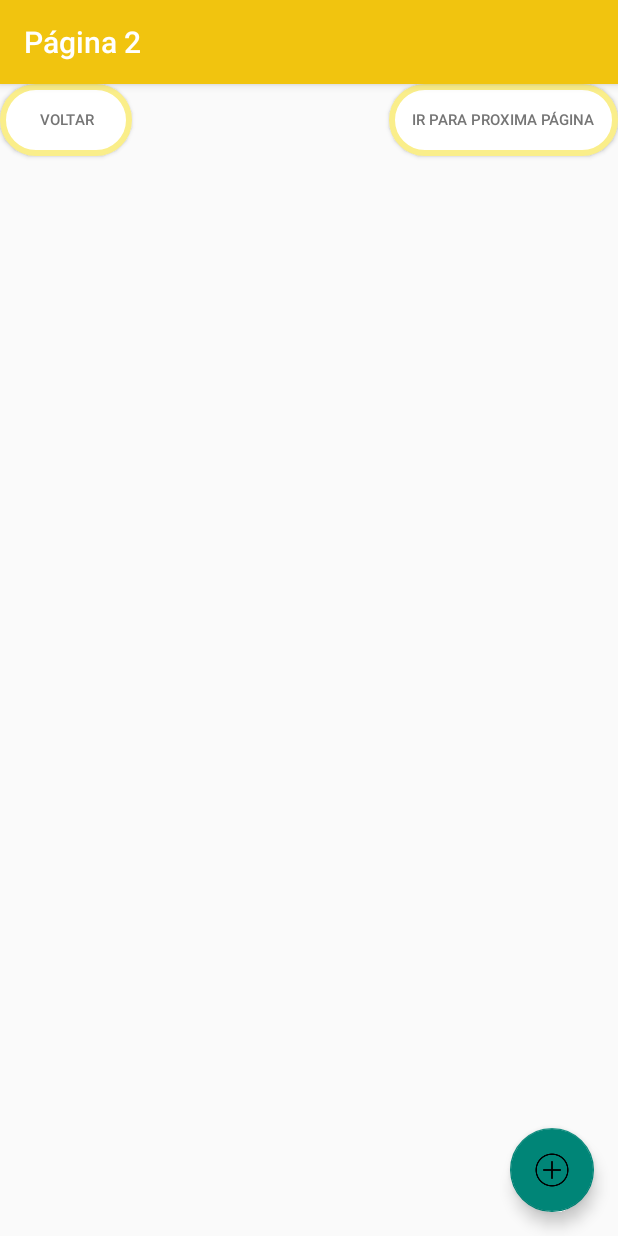
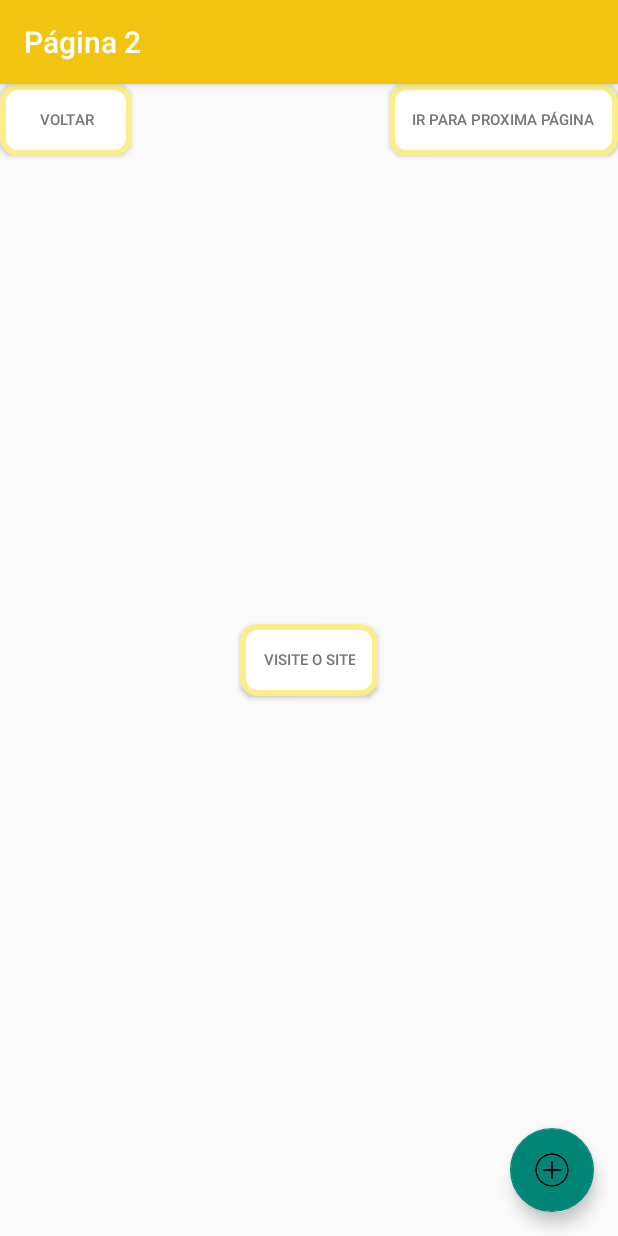
Before and after one commit to mehvitor/Atividade-Reflexiva, an Android app: the screen it shows after launch (MainActivity2), after a tap on "IR PARA PROXIMA PÁGINA", on a phone screen of 412 x 824 dp. Run offline under Robolectric (Android 15) with nearby library versions, the phone set to English and light mode, and no system bars; our stand-ins replace navigation-ui.

Commit message:
Modifiquei alguns botões, adicionei o icone de "meu perfil" e adicionei um botão que leva a URL do site

```diff
--- a/app/src/main/java/vitortellesescame/com/atividadereflexiva/MainActivity.java
+++ b/app/src/main/java/vitortellesescame/com/atividadereflexiva/MainActivity.java
@@ -46,7 +46,6 @@ public class MainActivity extends AppCompatActivity {
         });
 
 
-
         Button btn1 = findViewById(R.id.botao1);
         btn1.setOnClickListener(new View.OnClickListener() {
             @Override
@@ -66,6 +65,7 @@ public class MainActivity extends AppCompatActivity {
     }
 
 
+
     @Override
     public boolean onOptionsItemSelected(MenuItem item) {
         // Handle action bar item clicks here. The action bar will
@@ -75,7 +75,7 @@ public class MainActivity extends AppCompatActivity {
 
         //noinspection SimplifiableIfStatement
         if (id == R.id.action_settings) {
-            return true;
+            Toast.makeText(this, "Você acessou as configurações", Toast.LENGTH_SHORT).show();
         }
 
         if (id == R.id.nome) {
@@ -90,6 +90,9 @@ public class MainActivity extends AppCompatActivity {
             Toast.makeText(this, "Você inseriu seu CPF", Toast.LENGTH_SHORT).show();
         }
 
+        if (id == R.id.conta) {
+            Toast.makeText(this, "Minha Conta", Toast.LENGTH_SHORT).show();
+        }
 
         return super.onOptionsItemSelected(item);
     }
--- a/app/src/main/java/vitortellesescame/com/atividadereflexiva/MainActivity2.java
+++ b/app/src/main/java/vitortellesescame/com/atividadereflexiva/MainActivity2.java
@@ -1,6 +1,7 @@
 package vitortellesescame.com.atividadereflexiva;
 
 import android.content.Intent;
+import android.net.Uri;
 import android.os.Bundle;
 
 import com.google.android.material.snackbar.Snackbar;
@@ -50,6 +51,16 @@ public class MainActivity2 extends AppCompatActivity {
             }
         });
 
+        Button btncentral = findViewById(R.id.botaocentral);
+
+        btncentral.setOnClickListener(new View.OnClickListener() {
+            @Override
+            public void onClick(View v) {
+                Intent browserIntent = new Intent(Intent.ACTION_VIEW, Uri.parse("https://fazumpedido.com/"));
+                startActivity(browserIntent);
+            }
+        });
+
 
     }
 
--- a/app/src/main/res/drawable/background_button.xml
+++ b/app/src/main/res/drawable/background_button.xml
@@ -4,7 +4,7 @@
 
     <solid android:color="@color/white"/>
     <stroke android:color="#FAEE8A" android:width="4dp"/>
-    <corners android:radius="30dp"/>
+    <corners android:radius="10dp"/>
 
 
 </shape>
--- a/app/src/main/res/layout/content_main2.xml
+++ b/app/src/main/res/layout/content_main2.xml
@@ -18,6 +18,21 @@
         app:layout_constraintEnd_toEndOf="parent"
          />
 
+
+    <Button
+        android:id="@+id/botaocentral"
+        android:layout_width="wrap_content"
+        android:layout_height="wrap_content"
+        android:background="@drawable/background_button"
+        android:padding="15dp"
+        android:text="Visite o Site"
+        android:textColor="#757575"
+        android:textSize="10dp"
+        app:layout_constraintBottom_toBottomOf="parent"
+        app:layout_constraintEnd_toEndOf="parent"
+        app:layout_constraintStart_toStartOf="parent"
+        app:layout_constraintTop_toTopOf="parent" />
+
     <Button
         android:layout_width="wrap_content"
         android:layout_height="wrap_content"
--- a/app/src/main/res/menu/menu_main.xml
+++ b/app/src/main/res/menu/menu_main.xml
@@ -2,12 +2,20 @@
     xmlns:app="http://schemas.android.com/apk/res-auto"
     xmlns:tools="http://schemas.android.com/tools"
     tools:context="vitortellesescame.com.atividadereflexiva.MainActivity">
+
+    <item
+        android:id="@+id/conta"
+        android:icon="@drawable/img_5"
+        app:showAsAction="ifRoom"/>
+
+
     <item
         android:id="@+id/action_settings"
         android:orderInCategory="100"
         android:title="Configurações"
         app:showAsAction="never"
         />
+
     <item
        android:id="@+id/lupa"
         android:icon="@drawable/img"
```
Also changed, not shown: app/src/main/res/drawable/img_5.png (added).
